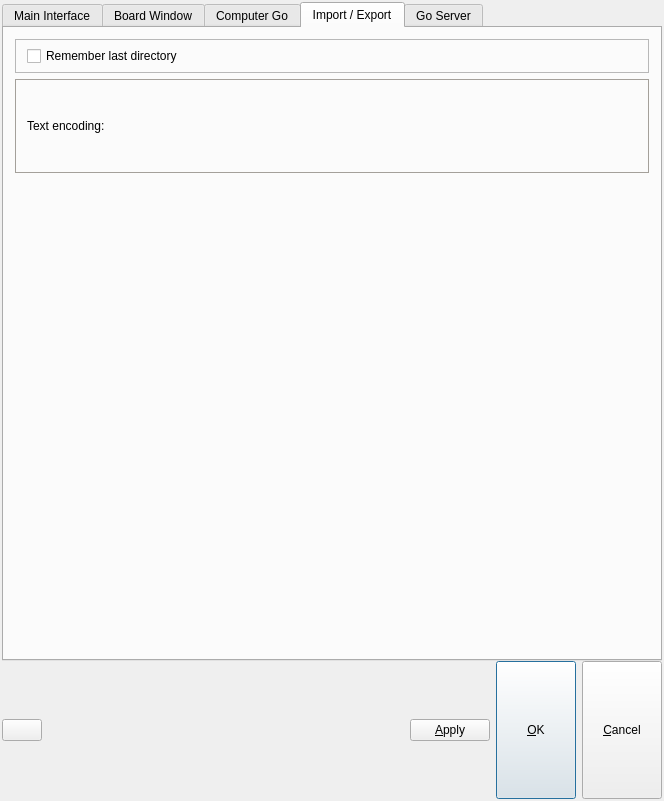
Above: src/preferences_gui.ui from bernds/q5Go before the change. Below: the same form after it.
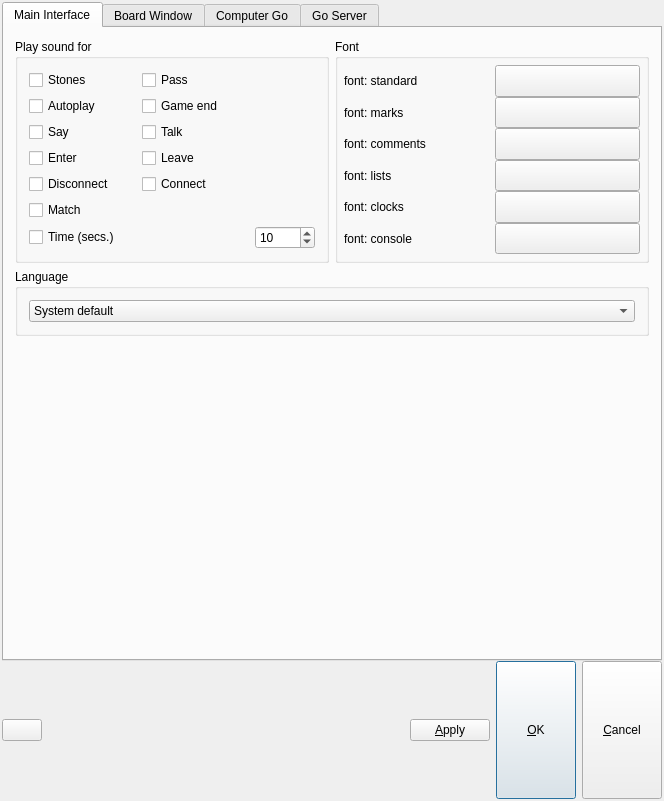
That is the form after the change. Icons and pictures are not drawn. Custom widgets are drawn as their Qt base class.

Diff of the .ui file:
```diff
--- a/src/preferences_gui.ui
+++ b/src/preferences_gui.ui
@@ -199,7 +199,7 @@
       <string/>
      </property>
      <property name="currentIndex">
-      <number>3</number>
+      <number>0</number>
      </property>
      <widget class="QWidget" name="InterfaceTabWidget">
       <attribute name="title">
@@ -1849,633 +1849,6 @@
        </item>
       </layout>
      </widget>
-     <widget class="QWidget" name="SGFTabWidget">
-      <attribute name="title">
-       <string>Import / Export</string>
-      </attribute>
-      <layout class="QGridLayout">
-       <item row="1" column="0" colspan="2">
-        <widget class="Q3Frame" name="Frame6">
-         <property name="sizePolicy">
-          <sizepolicy hsizetype="Preferred" vsizetype="Preferred">
-           <horstretch>0</horstretch>
-           <verstretch>0</verstretch>
-          </sizepolicy>
-         </property>
-         <property name="maximumSize">
-          <size>
-           <width>32767</width>
-           <height>32767</height>
-          </size>
-         </property>
-         <property name="palette">
-          <palette>
-           <active>
-            <colorrole role="WindowText">
-             <brush brushstyle="SolidPattern">
-              <color alpha="255">
-               <red>0</red>
-               <green>0</green>
-               <blue>0</blue>
-              </color>
-             </brush>
-            </colorrole>
-            <colorrole role="Button">
-             <brush brushstyle="SolidPattern">
-              <color alpha="255">
-               <red>212</red>
-               <green>208</green>
-               <blue>200</blue>
-              </color>
-             </brush>
-            </colorrole>
-            <colorrole role="Light">
-             <brush brushstyle="SolidPattern">
-              <color alpha="255">
-               <red>255</red>
-               <green>255</green>
-               <blue>255</blue>
-              </color>
-             </brush>
-            </colorrole>
-            <colorrole role="Midlight">
-             <brush brushstyle="SolidPattern">
-              <color alpha="255">
-               <red>233</red>
-               <green>229</green>
-               <blue>220</blue>
-              </color>
-             </brush>
-            </colorrole>
-            <colorrole role="Dark">
-             <brush brushstyle="SolidPattern">
-              <color alpha="255">
-               <red>128</red>
-               <green>128</green>
-               <blue>128</blue>
-              </color>
-             </brush>
-            </colorrole>
-            <colorrole role="Mid">
-             <brush brushstyle="SolidPattern">
-              <color alpha="255">
-               <red>141</red>
-               <green>138</green>
-               <blue>133</blue>
-              </color>
-             </brush>
-            </colorrole>
-            <colorrole role="Text">
-             <brush brushstyle="SolidPattern">
-              <color alpha="255">
-               <red>0</red>
-               <green>0</green>
-               <blue>0</blue>
-              </color>
-             </brush>
-            </colorrole>
-            <colorrole role="BrightText">
-             <brush brushstyle="SolidPattern">
-              <color alpha="255">
-               <red>255</red>
-               <green>255</green>
-               <blue>255</blue>
-              </color>
-             </brush>
-            </colorrole>
-            <colorrole role="ButtonText">
-             <brush brushstyle="SolidPattern">
-              <color alpha="255">
-               <red>0</red>
-               <green>0</green>
-               <blue>0</blue>
-              </color>
-             </brush>
-            </colorrole>
-            <colorrole role="Base">
-             <brush brushstyle="SolidPattern">
-              <color alpha="255">
-               <red>255</red>
-               <green>255</green>
-               <blue>255</blue>
-              </color>
-             </brush>
-            </colorrole>
-            <colorrole role="Window">
-             <brush brushstyle="SolidPattern">
-              <color alpha="255">
-               <red>212</red>
-               <green>208</green>
-               <blue>200</blue>
-              </color>
-             </brush>
-            </colorrole>
-            <colorrole role="Shadow">
-             <brush brushstyle="SolidPattern">
-              <color alpha="255">
-               <red>64</red>
-               <green>64</green>
-               <blue>64</blue>
-              </color>
-             </brush>
-            </colorrole>
-            <colorrole role="Highlight">
-             <brush brushstyle="SolidPattern">
-              <color alpha="255">
-               <red>10</red>
-               <green>36</green>
-               <blue>106</blue>
-              </color>
-             </brush>
-            </colorrole>
-            <colorrole role="HighlightedText">
-             <brush brushstyle="SolidPattern">
-              <color alpha="255">
-               <red>255</red>
-               <green>255</green>
-               <blue>255</blue>
-              </color>
-             </brush>
-            </colorrole>
-            <colorrole role="Link">
-             <brush brushstyle="SolidPattern">
-              <color alpha="255">
-               <red>0</red>
-               <green>0</green>
-               <blue>0</blue>
-              </color>
-             </brush>
-            </colorrole>
-            <colorrole role="LinkVisited">
-             <brush brushstyle="SolidPattern">
-              <color alpha="255">
-               <red>0</red>
-               <green>0</green>
-               <blue>0</blue>
-              </color>
-             </brush>
-            </colorrole>
-           </active>
-           <inactive>
-            <colorrole role="WindowText">
-             <brush brushstyle="SolidPattern">
-              <color alpha="255">
-               <red>0</red>
-               <green>0</green>
-               <blue>0</blue>
-              </color>
-             </brush>
-            </colorrole>
-            <colorrole role="Button">
-             <brush brushstyle="SolidPattern">
-              <color alpha="255">
-               <red>212</red>
-               <green>208</green>
-               <blue>200</blue>
-              </color>
-             </brush>
-            </colorrole>
-            <colorrole role="Light">
-             <brush brushstyle="SolidPattern">
-              <color alpha="255">
-               <red>255</red>
-               <green>255</green>
-               <blue>255</blue>
-              </color>
-             </brush>
-            </colorrole>
-            <colorrole role="Midlight">
-             <brush brushstyle="SolidPattern">
-              <color alpha="255">
-               <red>233</red>
-               <green>229</green>
-               <blue>220</blue>
-              </color>
-             </brush>
-            </colorrole>
-            <colorrole role="Dark">
-             <brush brushstyle="SolidPattern">
-              <color alpha="255">
-               <red>128</red>
-               <green>128</green>
-               <blue>128</blue>
-              </color>
-             </brush>
-            </colorrole>
-            <colorrole role="Mid">
-             <brush brushstyle="SolidPattern">
-              <color alpha="255">
-               <red>141</red>
-               <green>138</green>
-               <blue>133</blue>
-              </color>
-             </brush>
-            </colorrole>
-            <colorrole role="Text">
-             <brush brushstyle="SolidPattern">
-              <color alpha="255">
-               <red>0</red>
-               <green>0</green>
-               <blue>0</blue>
-              </color>
-             </brush>
-            </colorrole>
-            <colorrole role="BrightText">
-             <brush brushstyle="SolidPattern">
-              <color alpha="255">
-               <red>255</red>
-               <green>255</green>
-               <blue>255</blue>
-              </color>
-             </brush>
-            </colorrole>
-            <colorrole role="ButtonText">
-             <brush brushstyle="SolidPattern">
-              <color alpha="255">
-               <red>0</red>
-               <green>0</green>
-               <blue>0</blue>
-              </color>
-             </brush>
-            </colorrole>
-            <colorrole role="Base">
-             <brush brushstyle="SolidPattern">
-              <color alpha="255">
-               <red>255</red>
-               <green>255</green>
-               <blue>255</blue>
-              </color>
-             </brush>
-            </colorrole>
-            <colorrole role="Window">
-             <brush brushstyle="SolidPattern">
-              <color alpha="255">
-               <red>212</red>
-               <green>208</green>
-               <blue>200</blue>
-              </color>
-             </brush>
-            </colorrole>
-            <colorrole role="Shadow">
-             <brush brushstyle="SolidPattern">
-              <color alpha="255">
-               <red>64</red>
-               <green>64</green>
-               <blue>64</blue>
-              </color>
-             </brush>
-            </colorrole>
-            <colorrole role="Highlight">
-             <brush brushstyle="SolidPattern">
-              <color alpha="255">
-               <red>212</red>
-               <green>208</green>
-               <blue>200</blue>
-              </color>
-             </brush>
-            </colorrole>
-            <colorrole role="HighlightedText">
-             <brush brushstyle="SolidPattern">
-              <color alpha="255">
-               <red>0</red>
-               <green>0</green>
-               <blue>0</blue>
-              </color>
-             </brush>
-            </colorrole>
-            <colorrole role="Link">
-             <brush brushstyle="SolidPattern">
-              <color alpha="255">
-               <red>0</red>
-               <green>0</green>
-               <blue>0</blue>
-              </color>
-             </brush>
-            </colorrole>
-            <colorrole role="LinkVisited">
-             <brush brushstyle="SolidPattern">
-              <color alpha="255">
-               <red>0</red>
-               <green>0</green>
-               <blue>0</blue>
-              </color>
-             </brush>
-            </colorrole>
-           </inactive>
-           <disabled>
-            <colorrole role="WindowText">
-             <brush brushstyle="SolidPattern">
-              <color alpha="255">
-               <red>106</red>
-               <green>104</green>
-               <blue>100</blue>
-              </color>
-             </brush>
-            </colorrole>
-            <colorrole role="Button">
-             <brush brushstyle="SolidPattern">
-              <color alpha="255">
-               <red>212</red>
-               <green>208</green>
-               <blue>200</blue>
-              </color>
-             </brush>
-            </colorrole>
-            <colorrole role="Light">
-             <brush brushstyle="SolidPattern">
-              <color alpha="255">
-               <red>255</red>
-               <green>255</green>
-               <blue>255</blue>
-              </color>
-             </brush>
-            </colorrole>
-            <colorrole role="Midlight">
-             <brush brushstyle="SolidPattern">
-              <color alpha="255">
-               <red>233</red>
-               <green>231</green>
-               <blue>227</blue>
-              </color>
-             </brush>
-            </colorrole>
-            <colorrole role="Dark">
-             <brush brushstyle="SolidPattern">
-              <color alpha="255">
-               <red>128</red>
-               <green>128</green>
-               <blue>128</blue>
-              </color>
-             </brush>
-            </colorrole>
-            <colorrole role="Mid">
-             <brush brushstyle="SolidPattern">
-              <color alpha="255">
-               <red>141</red>
-               <green>138</green>
-               <blue>133</blue>
-              </color>
-             </brush>
-            </colorrole>
-            <colorrole role="Text">
-             <brush brushstyle="SolidPattern">
-              <color alpha="255">
-               <red>106</red>
-               <green>104</green>
-               <blue>100</blue>
-              </color>
-             </brush>
-            </colorrole>
-            <colorrole role="BrightText">
-             <brush brushstyle="SolidPattern">
-              <color alpha="255">
-               <red>255</red>
-               <green>255</green>
-               <blue>255</blue>
-              </color>
-             </brush>
-            </colorrole>
-            <colorrole role="ButtonText">
-             <brush brushstyle="SolidPattern">
-              <color alpha="255">
-               <red>106</red>
-               <green>104</green>
-               <blue>100</blue>
-              </color>
-             </brush>
-            </colorrole>
-            <colorrole role="Base">
-             <brush brushstyle="SolidPattern">
-              <color alpha="255">
-               <red>255</red>
-               <green>255</green>
-               <blue>255</blue>
-              </color>
-             </brush>
-            </colorrole>
-            <colorrole role="Window">
-             <brush brushstyle="SolidPattern">
-              <color alpha="255">
-               <red>212</red>
-               <green>208</green>
-               <blue>200</blue>
-              </color>
-             </brush>
-            </colorrole>
-            <colorrole role="Shadow">
-             <brush brushstyle="SolidPattern">
-              <color alpha="255">
-               <red>0</red>
-               <green>0</green>
-               <blue>0</blue>
-              </color>
-             </brush>
-            </colorrole>
-            <colorrole role="Highlight">
-             <brush brushstyle="SolidPattern">
-              <color alpha="255">
-               <red>10</red>
-               <green>36</green>
-               <blue>106</blue>
-              </color>
-             </brush>
-            </colorrole>
-            <colorrole role="HighlightedText">
-             <brush brushstyle="SolidPattern">
-              <color alpha="255">
-               <red>255</red>
-               <green>255</green>
-               <blue>255</blue>
-              </color>
-             </brush>
-            </colorrole>
-            <colorrole role="Link">
-             <brush brushstyle="SolidPattern">
-              <color alpha="255">
-               <red>0</red>
-               <green>0</green>
-               <blue>0</blue>
-              </color>
-             </brush>
-            </colorrole>
-            <colorrole role="LinkVisited">
-             <brush brushstyle="SolidPattern">
-              <color alpha="255">
-               <red>0</red>
-               <green>0</green>
-               <blue>0</blue>
-              </color>
-             </brush>
-            </colorrole>
-           </disabled>
-          </palette>
-         </property>
-         <property name="focusPolicy">
-          <enum>Qt::NoFocus</enum>
-         </property>
-         <property name="toolTip">
-          <string>Text encoding for loading and saving</string>
-         </property>
-         <property name="whatsThis">
-          <string>Text encoding for loading and saving
-
-This is used for loading and saving files containing asian letters.
-If 'None' is selected, Latin1 encoding will be used, common in western world.
-'None' will speed up loading large files like Kogos Joseki dictionary significantly.</string>
-         </property>
-         <property name="frameShape">
-          <enum>QFrame::StyledPanel</enum>
-         </property>
-         <property name="frameShadow">
-          <enum>QFrame::Raised</enum>
-         </property>
-         <layout class="QHBoxLayout">
-          <property name="spacing">
-           <number>6</number>
-          </property>
-          <property name="leftMargin">
-           <number>11</number>
-          </property>
-          <property name="topMargin">
-           <number>6</number>
-          </property>
-          <property name="rightMargin">
-           <number>11</number>
-          </property>
-          <property name="bottomMargin">
-           <number>6</number>
-          </property>
-          <item>
-           <widget class="QLabel" name="TextLabel1_4">
-            <property name="minimumSize">
-             <size>
-              <width>80</width>
-              <height>0</height>
-             </size>
-            </property>
-            <property name="text">
-             <string>Text encoding:</string>
-            </property>
-            <property name="wordWrap">
-             <bool>false</bool>
-            </property>
-           </widget>
-          </item>
-          <item>
-           <widget class="Q3ListBox" name="codecListBox">
-            <property name="minimumSize">
-             <size>
-              <width>0</width>
-              <height>80</height>
-             </size>
-            </property>
-            <property name="maximumSize">
-             <size>
-              <width>180</width>
-              <height>32767</height>
-             </size>
-            </property>
-           </widget>
-          </item>
-          <item>
-           <spacer name="Spacer7_2">
-            <property name="orientation">
-             <enum>Qt::Horizontal</enum>
-            </property>
-            <property name="sizeType">
-             <enum>QSizePolicy::Expanding</enum>
-            </property>
-            <property name="sizeHint" stdset="0">
-             <size>
-              <width>20</width>
-              <height>20</height>
-             </size>
-            </property>
-           </spacer>
-          </item>
-         </layout>
-        </widget>
-       </item>
-       <item row="2" column="0">
-        <spacer name="verticalSpacer_13">
-         <property name="orientation">
-          <enum>Qt::Vertical</enum>
-         </property>
-         <property name="sizeHint" stdset="0">
-          <size>
-           <width>20</width>
-           <height>40</height>
-          </size>
-         </property>
-        </spacer>
-       </item>
-       <item row="0" column="0" colspan="2">
-        <widget class="Q3Frame" name="Frame4">
-         <property name="sizePolicy">
-          <sizepolicy hsizetype="Preferred" vsizetype="Preferred">
-           <horstretch>0</horstretch>
-           <verstretch>0</verstretch>
-          </sizepolicy>
-         </property>
-         <property name="maximumSize">
-          <size>
-           <width>32767</width>
-           <height>32767</height>
-          </size>
-         </property>
-         <property name="focusPolicy">
-          <enum>Qt::NoFocus</enum>
-         </property>
-         <property name="toolTip">
-          <string>Square</string>
-         </property>
-         <property name="whatsThis">
-          <string>Square
-
-Edit square marks on the board. Left click sets a mark, right click removes it.</string>
-         </property>
-         <property name="frameShape">
-          <enum>QFrame::StyledPanel</enum>
-         </property>
-         <property name="frameShadow">
-          <enum>QFrame::Raised</enum>
-         </property>
-         <layout class="QVBoxLayout" name="verticalLayout_7">
-          <property name="spacing">
-           <number>6</number>
-          </property>
-          <property name="leftMargin">
-           <number>11</number>
-          </property>
-          <property name="topMargin">
-           <number>6</number>
-          </property>
-          <property name="rightMargin">
-           <number>11</number>
-          </property>
-          <property name="bottomMargin">
-           <number>6</number>
-          </property>
-          <item>
-           <widget class="QCheckBox" name="rememberDirCheckBox">
-            <property name="toolTip">
-             <string>Remember last directory</string>
-            </property>
-            <property name="whatsThis">
-             <string>Remember last directory
-
-When toggled on, the last used directory when loading or saving sgf files will be remembered.</string>
-            </property>
-            <property name="text">
-             <string>Remember last directory</string>
-            </property>
-           </widget>
-          </item>
-         </layout>
-        </widget>
-       </item>
-      </layout>
-     </widget>
      <widget class="QWidget" name="goServerTabWidget">
       <attribute name="title">
        <string>Go Server</string>
@@ -4364,20 +3737,6 @@
   </layout>
  </widget>
  <layoutdefault spacing="6" margin="11"/>
- <customwidgets>
-  <customwidget>
-   <class>Q3Frame</class>
-   <extends>QFrame</extends>
-   <header>Qt3Support/Q3Frame</header>
-   <container>1</container>
-  </customwidget>
-  <customwidget>
-   <class>Q3ListBox</class>
-   <extends>Q3Frame</extends>
-   <header>q3listbox.h</header>
-   <container>1</container>
-  </customwidget>
- </customwidgets>
  <tabstops>
   <tabstop>tabWidget</tabstop>
   <tabstop>languageComboBox</tabstop>
```
Left out of the diff: 186 changed lines with no effect on the pictures.
